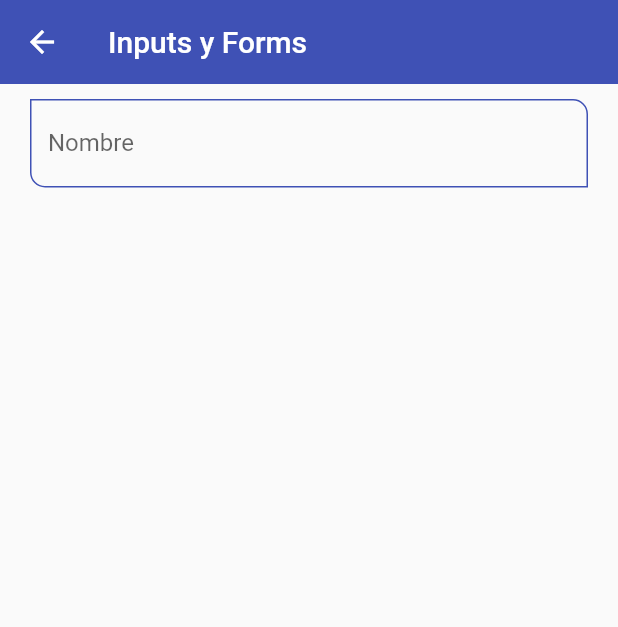
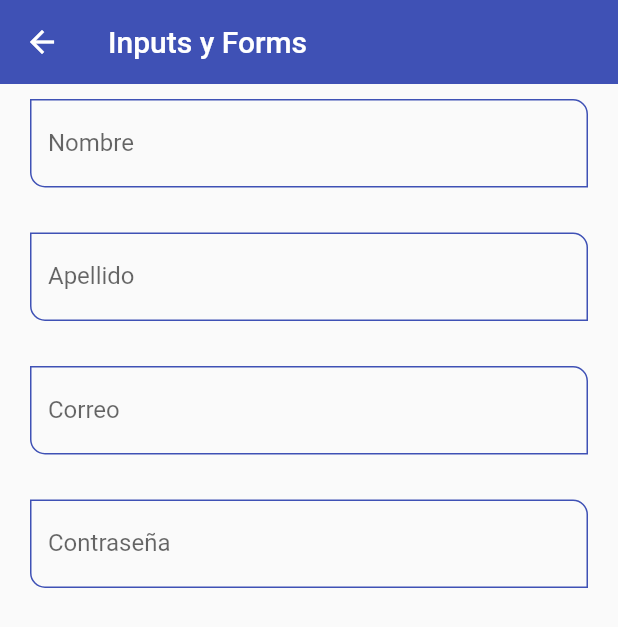
Before and after one commit to mkhi33/flutter, a Flutter app: the InputsScreen screen opened by its route, on a phone screen of 412 x 824 dp. Shown: the top 627 px of the screen. Run offline on Flutter 3.47's test engine with Material 2 defaults, Android fonts, the phone set to English and light mode, and no system bars.

Commit message:
Email input y password input

```diff
--- a/apps/fl_components/lib/screens/inputs_screen.dart
+++ b/apps/fl_components/lib/screens/inputs_screen.dart
@@ -15,9 +15,22 @@ class InputsScreen extends StatelessWidget {
             padding: const EdgeInsets.symmetric(horizontal: 20, vertical: 10),
             child: Column(children: const [
               CustomInputField(
-                labelText: 'Nombre',
-                hintText: 'Nombre del usuario',
-              )
+                  labelText: 'Nombre', hintText: 'Nombre del usuario'),
+              SizedBox(height: 30),
+              CustomInputField(
+                  labelText: 'Apellido', hintText: 'Apellido del usuario'),
+              SizedBox(height: 30),
+              CustomInputField(
+                labelText: 'Correo',
+                hintText: 'Correo del usuario',
+                keyboardType: TextInputType.emailAddress,
+              ),
+              SizedBox(height: 30),
+              CustomInputField(
+                labelText: 'Contraseña',
+                hintText: 'Ingrese su contraseña',
+                obscureText: true,
+              ),
             ]),
           ),
         ));
--- a/apps/fl_components/lib/theme/app_theme.dart
+++ b/apps/fl_components/lib/theme/app_theme.dart
@@ -30,7 +30,10 @@ class AppTheme {
           border: OutlineInputBorder(
               borderRadius: BorderRadius.only(
                   bottomLeft: Radius.circular(10),
-                  topRight: Radius.circular(10)))));
+                  topRight: Radius.circular(10)))
+      ),
+
+    );
 
   static final ThemeData darkTheme = ThemeData.dark().copyWith(
       primaryColor: Colors.indigo,
--- a/apps/fl_components/lib/widgets/custom_input_field.dart
+++ b/apps/fl_components/lib/widgets/custom_input_field.dart
@@ -6,7 +6,8 @@ class CustomInputField extends StatelessWidget {
   final String? helperText;
   final IconData? icon;
   final IconData? suffixIcon;
-
+  final TextInputType? keyboardType;
+  final bool? obscureText;
   const CustomInputField({
     Key? key,
     this.hintText,
@@ -14,11 +15,15 @@ class CustomInputField extends StatelessWidget {
     this.helperText,
     this.icon,
     this.suffixIcon,
+    this.keyboardType,
+    this.obscureText = false,
   }) : super(key: key);
 
   @override
   Widget build(BuildContext context) {
     return TextFormField(
+        obscureText: obscureText!,
+        keyboardType: keyboardType ?? TextInputType.text,
         autofocus: false,
         initialValue: '',
         textCapitalization: TextCapitalization.words,
```
